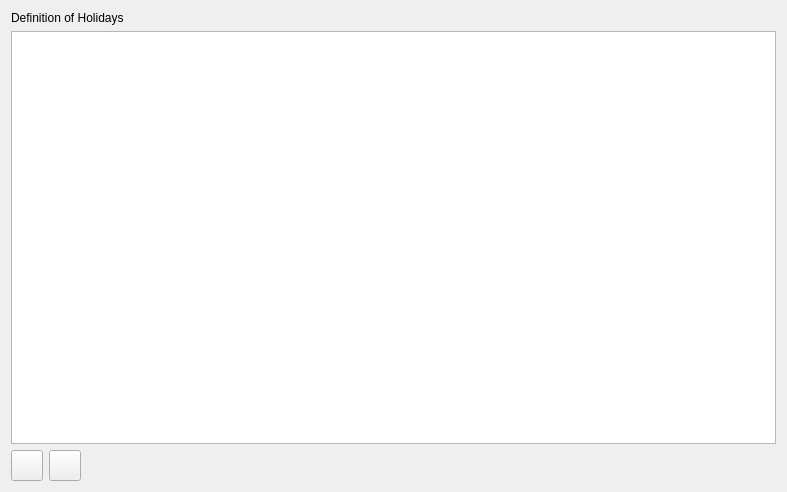
The window that SIM-VICUS/src/SVScheduleHolidayWidget.ui (ghorwin/SIM-VICUS) describes before a commit, drawn with Qt 5.
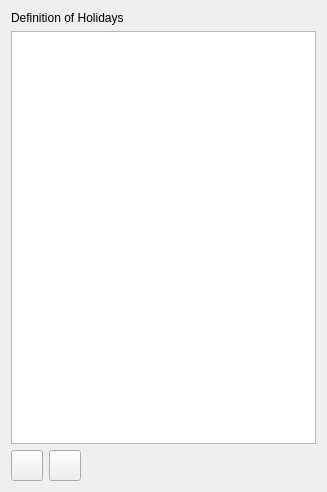
The same window after the commit. Icons and pictures are not drawn.

Commit message: Added Dialog in Pro file and more ui fixes

Patch:
```diff
--- a/SIM-VICUS/src/SVScheduleHolidayWidget.ui
+++ b/SIM-VICUS/src/SVScheduleHolidayWidget.ui
@@ -6,7 +6,7 @@
    <rect>
     <x>0</x>
     <y>0</y>
-    <width>787</width>
+    <width>327</width>
     <height>492</height>
    </rect>
   </property>
```
The commit also changes 1 other file.
